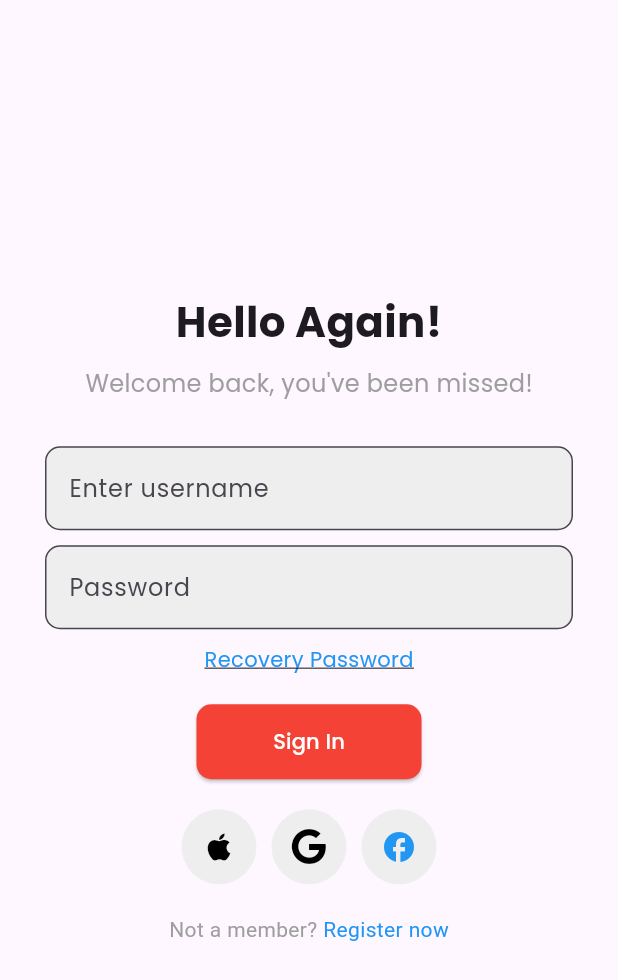
After one commit to SuTechs/suro_flutter_screens, a Flutter app: the screen it shows after launch, on a phone screen of 412 x 824 dp. The commit adds this screen. Shown: the top 980 px of the screen. Run offline on Flutter 3.47's test engine with Material 3 defaults, Android fonts, the phone set to English and light mode, and no system bars; our stand-ins replace flutter_svg, font_awesome_flutter, google_fonts.

Commit message:
get started and login screen add

```diff
--- /dev/null
+++ b/lib/login/signin_screen_1.dart
@@ -0,0 +1,149 @@
+import 'package:flutter/material.dart';
+import 'package:font_awesome_flutter/font_awesome_flutter.dart';
+
+class LoginForm extends StatelessWidget {
+  const LoginForm({super.key});
+
+  @override
+  Widget build(BuildContext context) {
+    return const Scaffold(
+      body: Padding(
+        padding: EdgeInsets.all(30.0),
+        child: Column(
+          mainAxisAlignment: MainAxisAlignment.center,
+          children: [
+            Text(
+              "Hello Again!",
+              style: TextStyle(
+                fontSize: 28,
+                fontWeight: FontWeight.bold,
+              ),
+            ),
+            SizedBox(height: 10),
+            Text(
+              "Welcome back, you've been missed!",
+              style: TextStyle(fontSize: 16, color: Colors.grey),
+            ),
+            SizedBox(height: 30),
+            CustomTextField(hint: "Enter username"),
+            SizedBox(height: 10),
+            CustomTextField(hint: "Password", obscureText: true),
+            SizedBox(height: 10),
+            Text(
+              "Recovery Password",
+              style: TextStyle(
+                color: Colors.blue,
+                decoration: TextDecoration.underline,
+              ),
+            ),
+            SizedBox(height: 20),
+            AuthButton(text: "Sign In", isPrimary: true),
+            SizedBox(height: 20),
+            SocialLogins(),
+            SizedBox(height: 20),
+            Text.rich(
+              TextSpan(
+                text: "Not a member? ",
+                style: TextStyle(color: Colors.grey),
+                children: [
+                  TextSpan(
+                    text: "Register now",
+                    style: TextStyle(color: Colors.blue),
+                  ),
+                ],
+              ),
+            ),
+          ],
+        ),
+      ),
+    );
+  }
+}
+
+class CustomTextField extends StatelessWidget {
+  final String hint;
+  final bool obscureText;
+
+  const CustomTextField(
+      {Key? key, required this.hint, this.obscureText = false})
+      : super(key: key);
+
+  @override
+  Widget build(BuildContext context) {
+    return TextField(
+      obscureText: obscureText,
+      decoration: InputDecoration(
+        hintText: hint,
+        border: OutlineInputBorder(
+          borderRadius: BorderRadius.circular(10),
+        ),
+        filled: true,
+        fillColor: Colors.grey[200],
+      ),
+    );
+  }
+}
+
+class AuthButton extends StatelessWidget {
+  final String text;
+  final bool isPrimary;
+
+  const AuthButton({Key? key, required this.text, this.isPrimary = false})
+      : super(key: key);
+
+  @override
+  Widget build(BuildContext context) {
+    return Container(
+      width: 150,
+      height: 50,
+      child: ElevatedButton(
+        style: ElevatedButton.styleFrom(
+          backgroundColor: isPrimary ? Colors.red : Colors.white,
+          foregroundColor: isPrimary ? Colors.white : Colors.black,
+          shape: RoundedRectangleBorder(
+            borderRadius: BorderRadius.circular(10),
+          ),
+        ),
+        onPressed: () {},
+        child: Text(text),
+      ),
+    );
+  }
+}
+
+class SocialLogins extends StatelessWidget {
+  const SocialLogins({super.key});
+
+  @override
+  Widget build(BuildContext context) {
+    return const Row(
+      mainAxisAlignment: MainAxisAlignment.center,
+      children: [
+        SocialLoginButton(icon: Icons.apple, color: Colors.black),
+        SizedBox(width: 10),
+        SocialLoginButton(icon: FontAwesomeIcons.google, color: Colors.black),
+        SizedBox(width: 10),
+        SocialLoginButton(icon: Icons.facebook, color: Colors.blue),
+      ],
+    );
+  }
+}
+
+class SocialLoginButton extends StatelessWidget {
+  final IconData icon;
+  final Color? color;
+
+  const SocialLoginButton({super.key, required this.icon, this.color});
+
+  @override
+  Widget build(BuildContext context) {
+    return CircleAvatar(
+      radius: 25,
+      backgroundColor: Colors.grey[200],
+      child: Icon(
+        icon,
+        color: color,
+      ),
+    );
+  }
+}
--- a/lib/main.dart
+++ b/lib/main.dart
@@ -1,5 +1,7 @@
 import 'package:flutter/material.dart';
-import 'package:suro_flutter_screens/shop/product_details_1.dart';
+import 'package:google_fonts/google_fonts.dart';
+
+import 'login/signin_screen_1.dart';
 
 void main() {
   runApp(const MyApp());
@@ -8,17 +10,17 @@ void main() {
 class MyApp extends StatelessWidget {
   const MyApp({super.key});
 
-  // This widget is the root of your application.
   @override
   Widget build(BuildContext context) {
     return MaterialApp(
       debugShowCheckedModeBanner: false,
-      title: 'Suro',
+      title: 'Job App',
       theme: ThemeData(
-        colorScheme: ColorScheme.fromSeed(seedColor: Colors.deepPurple),
-        useMaterial3: true,
+        primarySwatch: Colors.blue,
+        visualDensity: VisualDensity.adaptivePlatformDensity,
+        textTheme: GoogleFonts.poppinsTextTheme(),
       ),
-      home: const ProductDetailsScreen(),
+      home: const LoginForm(),
     );
   }
 }
--- a/pubspec.yaml
+++ b/pubspec.yaml
@@ -36,6 +36,9 @@ dependencies:
   # Use with the CupertinoIcons class for iOS style icons.
   cupertino_icons: ^1.0.8
   flutter_svg: ^2.0.10+1
+  font_awesome_flutter: ^10.7.0
+
+  google_fonts: ^6.2.1
 
 dev_dependencies:
   flutter_test:
```
Also changed, not shown: lib/get_started/get_started_1.dart (added, +120 -0 lines), pubspec.lock, 10 other files.
